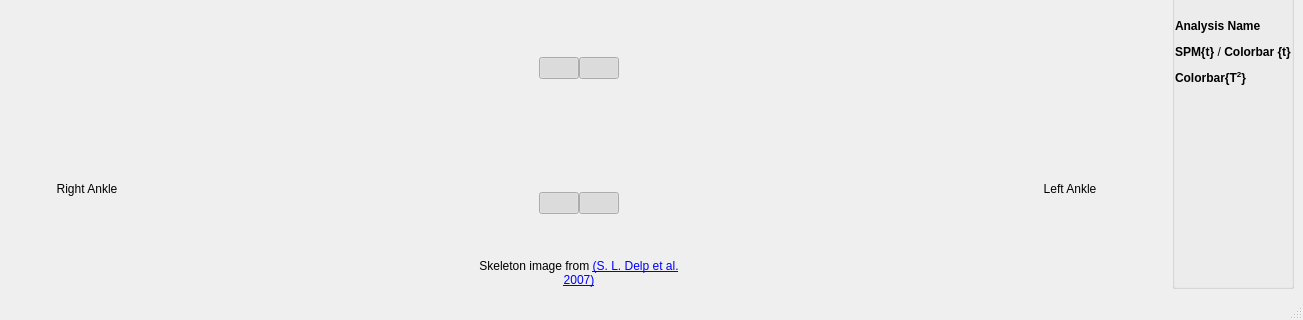
Old version of the form spmclient/ui/gui/xml/ui_gait_analysis_window.ui in the repository aalhossary/MovementRx; both pictures show x 0 to 1303 and y 460 to 780 of the 1303 by 780 pixel window.
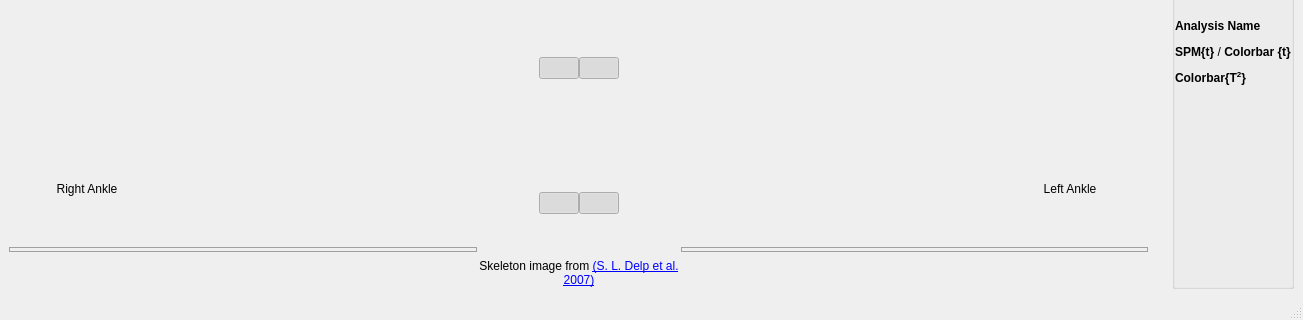
New version of the form. Icons and pictures are not drawn. Custom widgets are drawn as their Qt base class.

```diff
--- a/spmclient/ui/gui/xml/ui_gait_analysis_window.ui
+++ b/spmclient/ui/gui/xml/ui_gait_analysis_window.ui
@@ -837,9 +837,9 @@
              </property>
              <property name="styleSheet">
               <string notr="true">QSlider::groove:horizontal {
-    border: off; /*1px solid #111; */
+    border: 1px solid #a0a0a0; /*  off;*/
     background-color: off;
-	height: 0px;
+	height: 3px;
     margin: 0px 0px;
 }
 QSlider::handle {
@@ -855,22 +855,22 @@
 </string>
              </property>
              <property name="minimum">
-              <number>1</number>
+              <number>0</number>
              </property>
              <property name="maximum">
-              <number>20</number>
+              <number>100</number>
              </property>
              <property name="singleStep">
               <number>1</number>
              </property>
              <property name="pageStep">
-              <number>4</number>
+              <number>20</number>
              </property>
              <property name="value">
-              <number>1</number>
+              <number>55</number>
              </property>
              <property name="sliderPosition">
-              <number>1</number>
+              <number>55</number>
              </property>
              <property name="orientation">
               <enum>Qt::Horizontal</enum>
@@ -1475,9 +1475,9 @@
              </property>
              <property name="styleSheet">
               <string notr="true">QSlider::groove:horizontal {
-    border: off; /*1px solid #111; */
+    border: 1px solid #a0a0a0; /*  off;*/
     background-color: off;
-	height: 0px;
+	height: 3px; /* 0px;*/
     margin: 0px 0px;
 }
 QSlider::handle {
@@ -1492,26 +1492,32 @@
 }</string>
              </property>
              <property name="minimum">
-              <number>1</number>
+              <number>0</number>
              </property>
              <property name="maximum">
-              <number>20</number>
+              <number>100</number>
              </property>
              <property name="singleStep">
               <number>1</number>
              </property>
              <property name="pageStep">
-              <number>4</number>
+              <number>20</number>
              </property>
              <property name="value">
-              <number>1</number>
+              <number>5</number>
              </property>
              <property name="sliderPosition">
-              <number>1</number>
+              <number>5</number>
              </property>
              <property name="orientation">
               <enum>Qt::Horizontal</enum>
              </property>
+             <property name="tickPosition">
+              <enum>QSlider::TicksBothSides</enum>
+             </property>
+             <property name="tickInterval">
+              <number>1</number>
+             </property>
             </widget>
            </item>
           </layout>
@@ -1850,6 +1856,11 @@
    <header location="global">spmclient.ui.gui.xml.mplcanvas.h</header>
    <container>1</container>
   </customwidget>
+  <customwidget>
+   <class>MyQSlider</class>
+   <extends>QSlider</extends>
+   <header location="global">spmclient.ui.gui.xml.customcomponents.h</header>
+  </customwidget>
  </customwidgets>
  <resources>
   <include location="res.qrc"/>
```
Left out of the diff: 48 changed lines with no effect on the pictures.
